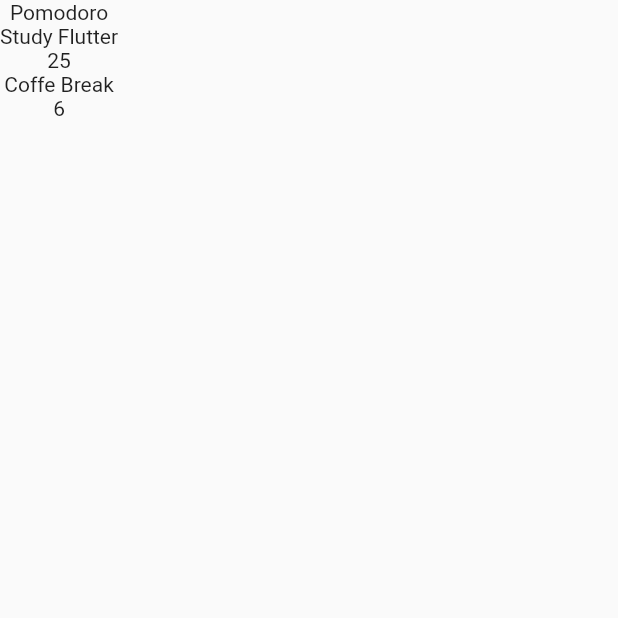
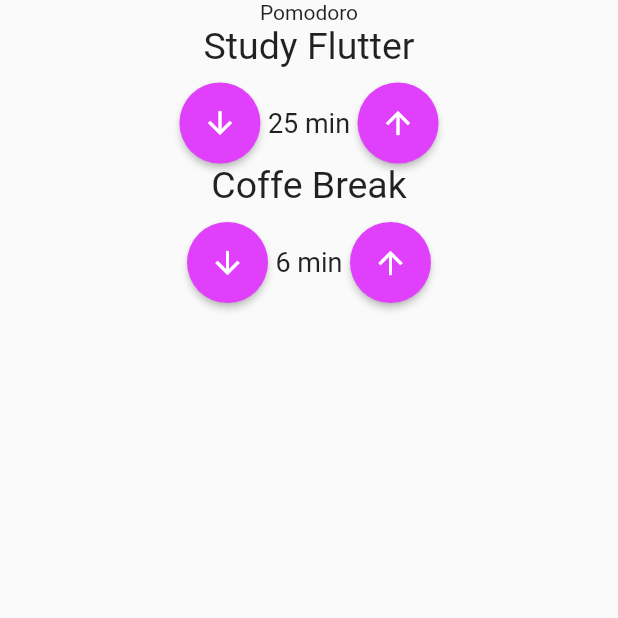
Before and after one commit to isaacscardoso/flutter-pomodoro, a Flutter app: the screen it shows after launch, on a phone screen of 412 x 824 dp, the top half of it. Run offline on Flutter 3.47's test engine with Material 2 defaults, Android fonts, the phone set to English and light mode, and no system bars; our stand-ins replace mobx; generated files the repository leaves out were written again.

Commit message:
Using the new custom ElevatedButton component within the TimeInput component.

```diff
--- a/lib/components/time_input.dart
+++ b/lib/components/time_input.dart
@@ -1,4 +1,5 @@
 import 'package:flutter/material.dart';
+import 'package:pomodoro_app/components/custom_elevated_button.dart';
 
 class TimeInput extends StatelessWidget {
   final String title;
@@ -14,8 +15,36 @@ class TimeInput extends StatelessWidget {
   Widget build(BuildContext context) {
     return Column(
       children: <Widget>[
-        Text(title),
-        Text(timeAmount.toString()),
+        Text(
+          title,
+          style: const TextStyle(
+            fontSize: 25,
+          ),
+        ),
+        const SizedBox(
+          height: 10,
+        ),
+        Row(
+          mainAxisAlignment: MainAxisAlignment.center,
+          children: <Widget>[
+            CustomElevatedButton(
+              customOnPressed: () {},
+              customPadding: const EdgeInsets.all(15),
+              customChildIcon: Icons.arrow_downward,
+            ),
+            Text(
+              '$timeAmount min',
+              style: const TextStyle(
+                fontSize: 18,
+              ),
+            ),
+            CustomElevatedButton(
+              customOnPressed: () {},
+              customPadding: const EdgeInsets.all(15),
+              customChildIcon: Icons.arrow_upward,
+            ),
+          ],
+        ),
       ],
     );
   }
```
